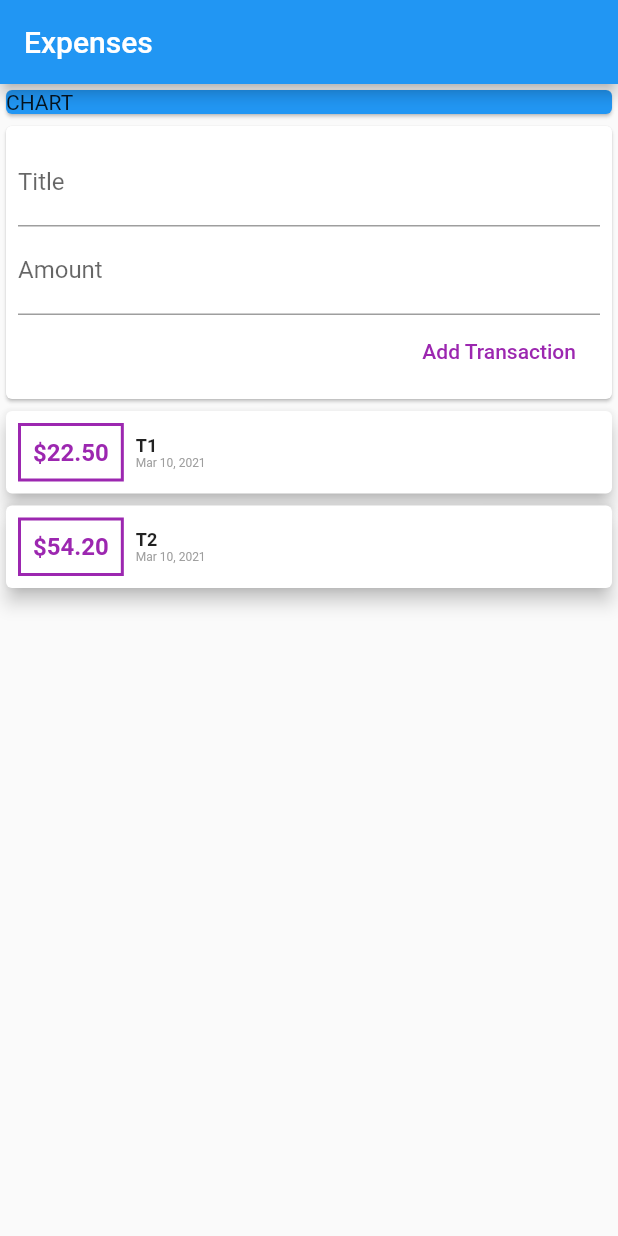
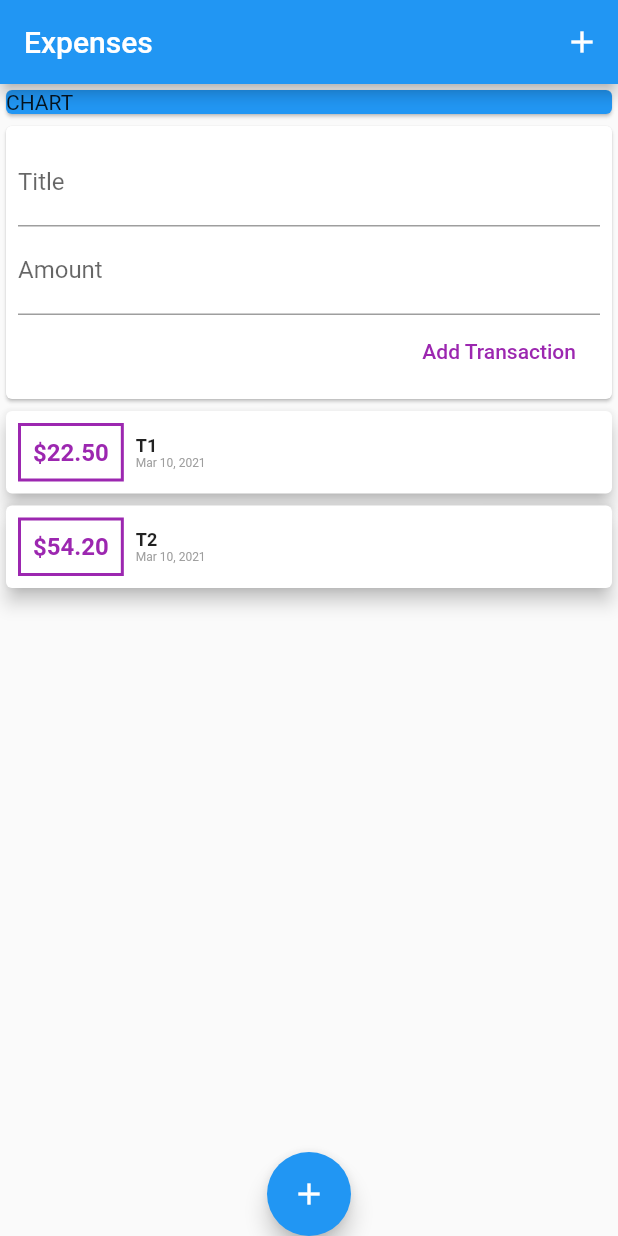
Before and after one commit to amrhesham95/Flutter2_Personal_Expenses_App, a Flutter app: the screen it shows after launch, on a phone screen of 412 x 824 dp. Run offline on Flutter 3.47's test engine with Material 2 defaults, Android fonts, the phone set to English and light mode, and no system bars.

Commit message:
adding floating button and app bar button

```diff
--- a/personal_expenses_app/lib/main.dart
+++ b/personal_expenses_app/lib/main.dart
@@ -12,6 +12,14 @@ class MyHomePage extends StatelessWidget {
         home: Scaffold(
       appBar: AppBar(
         title: Text("Expenses"),
+        actions: [
+          IconButton(
+            icon: Icon(
+              Icons.add,
+            ),
+            onPressed: () => {},
+          ),
+        ],
       ),
       body: SingleChildScrollView(
         child: Column(
@@ -28,6 +36,10 @@ class MyHomePage extends StatelessWidget {
           ],
         ),
       ),
+      floatingActionButton: FloatingActionButton(
+        child: Icon(Icons.add),
+      ),
+      floatingActionButtonLocation: FloatingActionButtonLocation.centerDocked,
     ));
   }
 }
```
